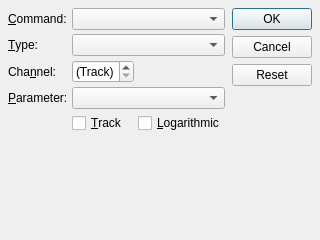
Qt form src/qmidictlMidiControlForm.ui (rncbc/qmidictl) before a commit.
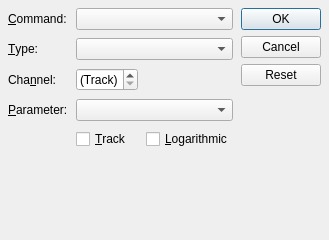
The same form after that commit. Icons and pictures are not drawn.

Commit message: - [androidx] Make-up action-bar colored; layout margins/spacing fixed.

What changed in the file:
```diff
--- a/src/qmidictlMidiControlForm.ui
+++ b/src/qmidictlMidiControlForm.ui
@@ -38,8 +38,20 @@
     <normaloff>:/images/qmidictl.png</normaloff>:/images/qmidictl.png</iconset>
   </property>
   <layout class="QVBoxLayout" name="MainCentralLayout">
+   <property name="spacing">
+    <number>8</number>
+   </property>
+   <property name="margin">
+    <number>0</number>
+   </property>
    <item>
     <layout class="QHBoxLayout">
+     <property name="spacing">
+      <number>8</number>
+     </property>
+     <property name="margin">
+      <number>8</number>
+     </property>
      <item>
       <layout class="QGridLayout">
        <item row="0" column="0">
@@ -146,19 +158,6 @@
        </item>
       </layout>
      </item>
-     <item>
-      <spacer>
-       <property name="orientation">
-        <enum>Qt::Horizontal</enum>
-       </property>
-       <property name="sizeHint" stdset="0">
-        <size>
-         <width>8</width>
-         <height>20</height>
-        </size>
-       </property>
-      </spacer>
-     </item>
      <item>
       <widget class="QDialogButtonBox" name="DialogButtonBox">
        <property name="orientation">
@@ -173,7 +172,6 @@
    </item>
   </layout>
  </widget>
- <layoutdefault spacing="4" margin="8"/>
  <tabstops>
   <tabstop>CommandComboBox</tabstop>
   <tabstop>ControlTypeComboBox</tabstop>
```
Left out of the diff: 4 changed lines with no effect on the pictures. The commit also changes 6 other files.
